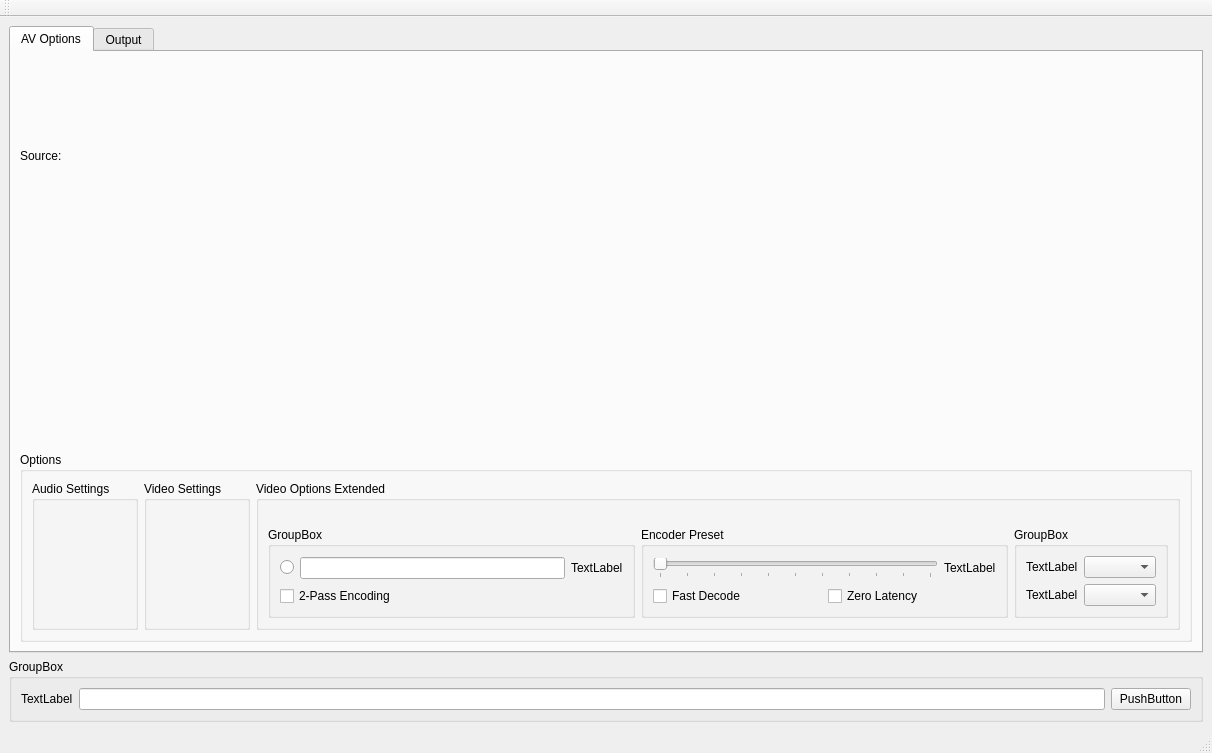
Above: src/mainwindow.ui from b1aqW0lf/Lithium before the change. Below: the same form after it.
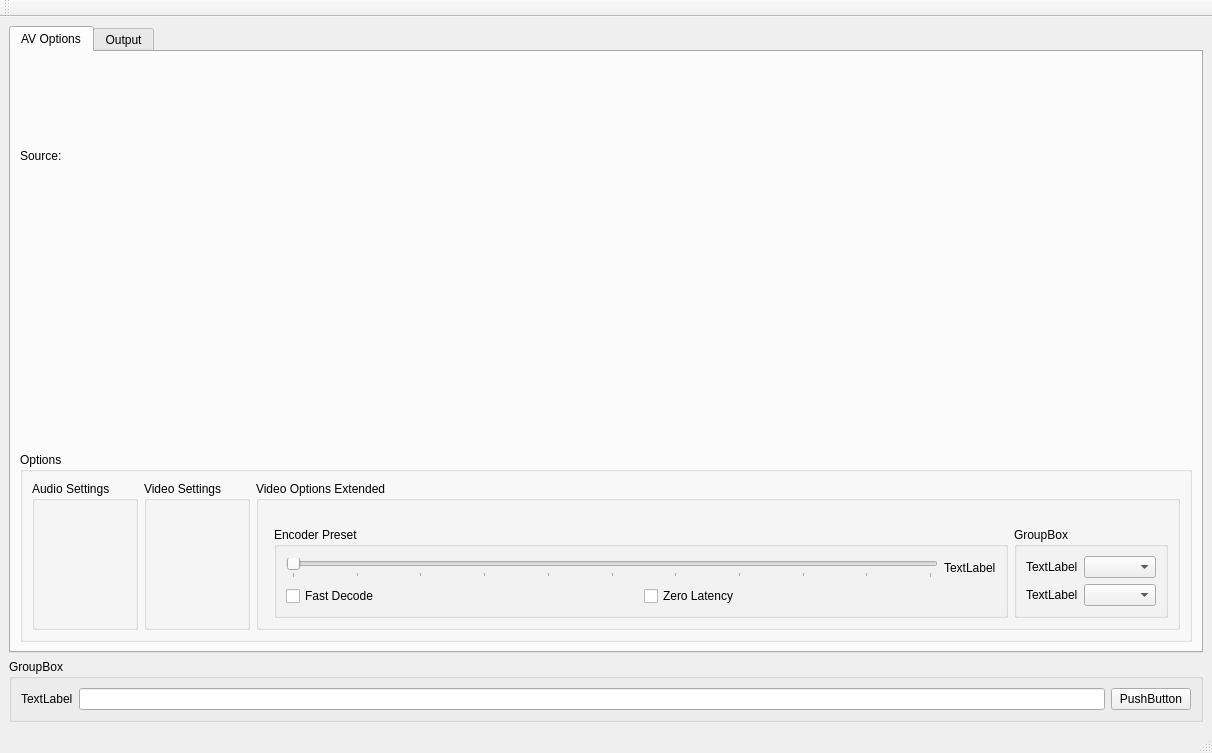
That is the form after the change. Custom widgets are drawn as their Qt base class.

Commit message: added ui elements for VideoAVGBitrateField

The edit to the form file:
```diff
--- a/src/mainwindow.ui
+++ b/src/mainwindow.ui
@@ -77,41 +77,7 @@
               <item>
                <layout class="QHBoxLayout" name="horizontalLayout_13">
                 <item>
-                 <widget class="QGroupBox" name="groupBox_13">
-                  <property name="title">
-                   <string>GroupBox</string>
-                  </property>
-                  <layout class="QVBoxLayout" name="verticalLayout_13">
-                   <item>
-                    <layout class="QHBoxLayout" name="horizontalLayout_9">
-                     <item>
-                      <widget class="QRadioButton" name="radioButton_3">
-                       <property name="text">
-                        <string/>
-                       </property>
-                      </widget>
-                     </item>
-                     <item>
-                      <widget class="QLineEdit" name="lineEdit_3"/>
-                     </item>
-                     <item>
-                      <widget class="QLabel" name="label_21">
-                       <property name="text">
-                        <string>TextLabel</string>
-                       </property>
-                      </widget>
-                     </item>
-                    </layout>
-                   </item>
-                   <item>
-                    <widget class="QCheckBox" name="checkBox_6">
-                     <property name="text">
-                      <string>2-Pass Encoding</string>
-                     </property>
-                    </widget>
-                   </item>
-                  </layout>
-                 </widget>
+                 <widget class="VideoAVGBitrateField" name="videoAVGBitrateWidget" native="true"/>
                 </item>
                 <item>
                  <widget class="QGroupBox" name="groupBox_14">
@@ -327,6 +293,12 @@
    <header>video_crf_interface.h</header>
    <container>1</container>
   </customwidget>
+  <customwidget>
+   <class>VideoAVGBitrateField</class>
+   <extends>QWidget</extends>
+   <header>video_avg_bitrate_field.h</header>
+   <container>1</container>
+  </customwidget>
  </customwidgets>
  <resources/>
  <connections/>
```
The commit also changes 3 other files.
